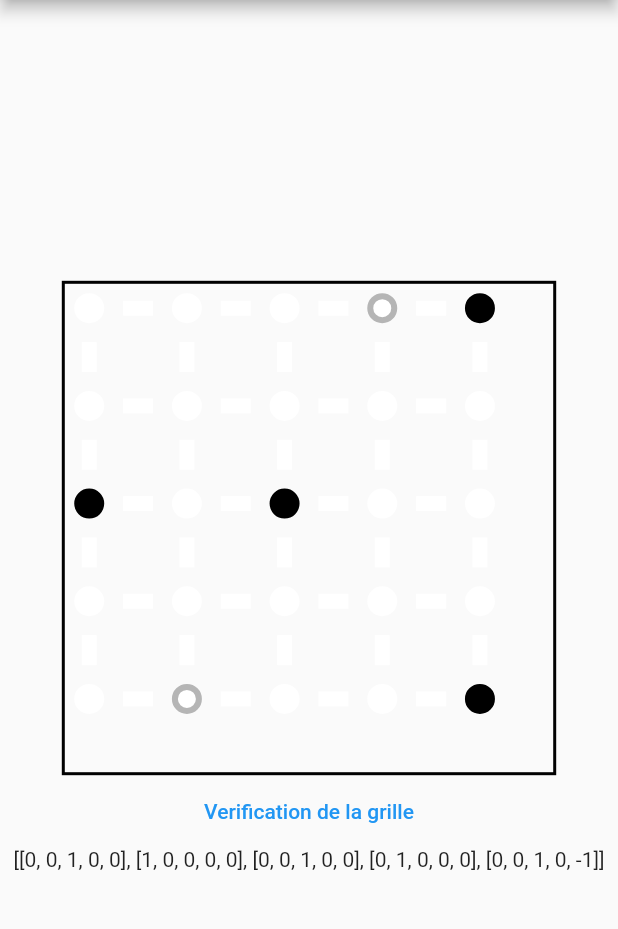
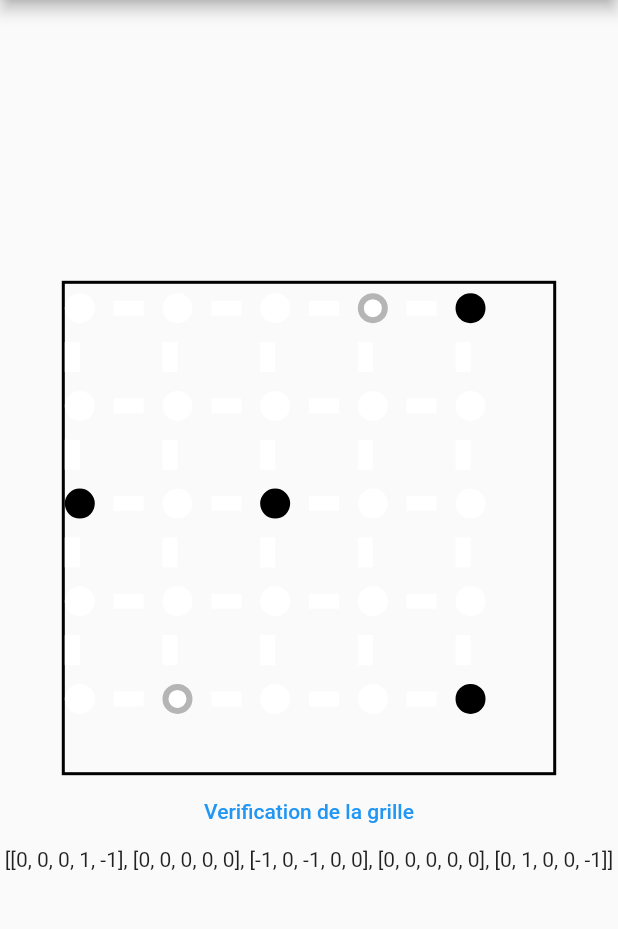
Before and after one commit to Guillaume-Linez/ProjetMobileFISA3, a Flutter app: the GrilleDuJeu screen opened directly, on a phone screen of 412 x 824 dp, the part 84-1013 px from its top. Run offline on Flutter 3.47's test engine with Material 2 defaults, Android fonts, the phone set to English and light mode, and no system bars; project files that could hold a hidden picture were left out.

Commit message:
dif dynamique

```diff
--- a/lib/grille_du_jeu.dart
+++ b/lib/grille_du_jeu.dart
@@ -35,7 +35,7 @@ class _GrilleDuJeuState extends State<GrilleDuJeu> {
     double widthBarre = 20;
 
     int taille = globals.getSelectedValue();
-    String dificulty = "moyen";
+    String dificulty = globals.getSelectedDifficulty();
     print(taille);
     List<List<Map<String, int>>> tableau = List.generate(
       taille,
@@ -85,7 +85,7 @@ class _GrilleDuJeuState extends State<GrilleDuJeu> {
                         for (int j=0; j<taille*2; j++)
                           Expanded(child:
                           Row(
-                              mainAxisAlignment: MainAxisAlignment.center,
+                              //mainAxisAlignment: MainAxisAlignment.center,
                               children: (j/2 == (j/2).floor()) ? [
                                 Pion(height: 20, width: 20, type: 1, x: i, y: (j/2).floor(), jsonString: snapshot.data.toString()),
                               ] : [
@@ -96,7 +96,7 @@ class _GrilleDuJeuState extends State<GrilleDuJeu> {
                         for (int j=0; j<taille*2; j++)
                           Expanded(child:
                           Row(
-                              mainAxisAlignment: MainAxisAlignment.center,
+                              //mainAxisAlignment: MainAxisAlignment.center,
                               children: [
                                 Barre(height: widthBarre, width: heightBarre, type: 1, x: i, y: j, taille: taille,),
                               ]),
--- a/lib/shape_custom.dart
+++ b/lib/shape_custom.dart
@@ -19,7 +19,7 @@ class Pion extends StatelessWidget {
   Widget build(BuildContext context) {
     Color customColor;
     Color customColorBorder;
-    int typetmp = globals.getGoodGrid(globals.getSelectedValue(), "facile", jsonString)[(x/2).floor()][y];
+    int typetmp = globals.getGoodGrid(globals.getSelectedValue(), globals.getSelectedDifficulty(), jsonString)[(x/2).floor()][y];
     print("("+(x/2).floor().toString()+", "+y.toString()+"), type = "+typetmp.toString());
     //print(jsonDecode(jsonString)[0]['liste'][(x/2).floor()][y]);
 
```
